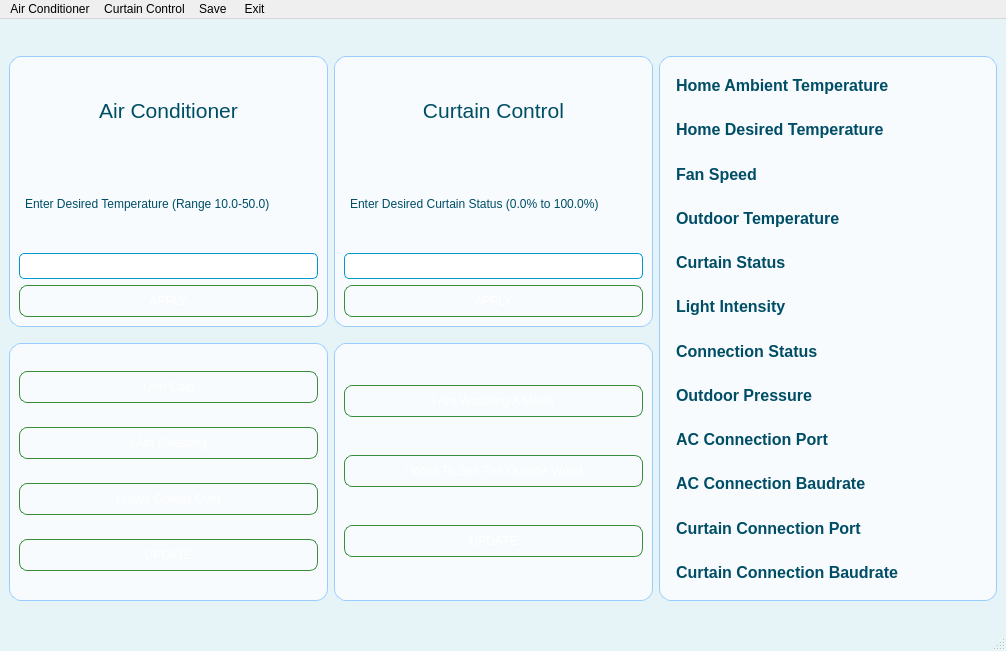
Old version of the form Application/gui.ui in the repository mertiodas/homeautomation_PIC16F877A.
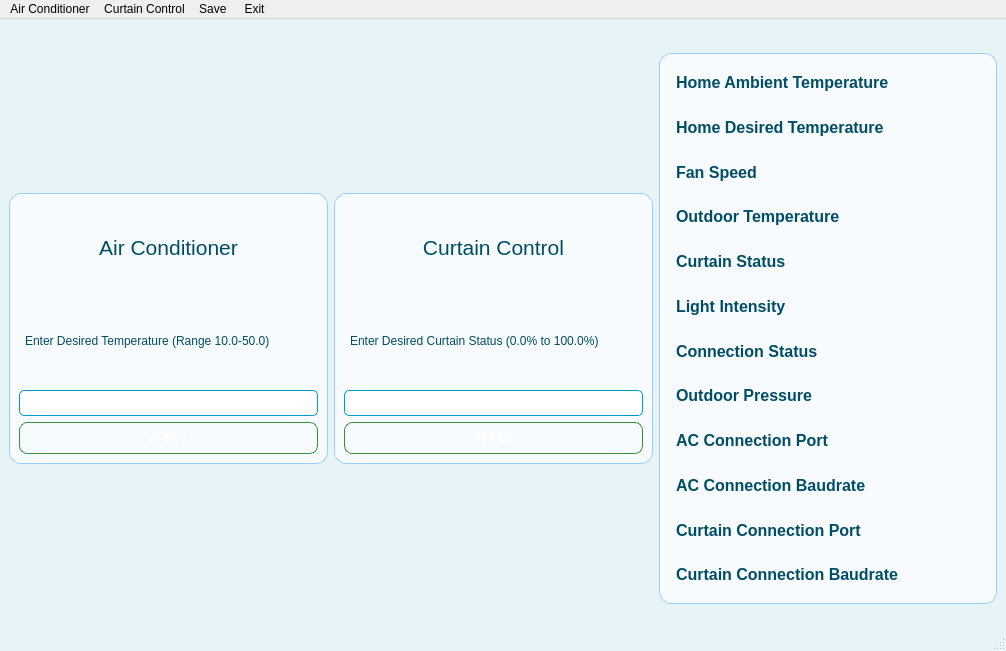
New version of the form.

```diff
--- a/Application/gui.ui
+++ b/Application/gui.ui
@@ -91,10 +91,56 @@
 </string>
   </property>
   <widget class="QWidget" name="centralwidget">
-   <layout class="QGridLayout" name="gridLayout_2">
-    <item row="0" column="0">
+   <layout class="QHBoxLayout" name="horizontalLayout">
+    <item>
+     <widget class="QGroupBox" name="groupBox">
+      <property name="maximumSize">
+       <size>
+        <width>319</width>
+        <height>281</height>
+       </size>
+      </property>
+      <property name="title">
+       <string/>
+      </property>
      <layout class="QGridLayout" name="gridLayout">
-      <item row="0" column="1">
+       <item row="0" column="0">
+        <widget class="QLabel" name="acLabel">
+         <property name="font">
+          <font>
+           <family>Segoe UI</family>
+           <pointsize>16</pointsize>
+          </font>
+         </property>
+         <property name="text">
+          <string>Air Conditioner</string>
+         </property>
+         <property name="alignment">
+          <set>Qt::AlignmentFlag::AlignCenter</set>
+         </property>
+        </widget>
+       </item>
+       <item row="1" column="0">
+        <widget class="QLabel" name="label">
+         <property name="text">
+          <string>Enter Desired Temperature (Range 10.0-50.0)</string>
+         </property>
+        </widget>
+       </item>
+       <item row="2" column="0">
+        <widget class="QLineEdit" name="acInput"/>
+       </item>
+       <item row="3" column="0">
+        <widget class="QPushButton" name="pushButton_2">
+         <property name="text">
+          <string>APPLY</string>
+         </property>
+        </widget>
+       </item>
+      </layout>
+     </widget>
+    </item>
+    <item>
        <widget class="QGroupBox" name="groupBox_2">
         <property name="maximumSize">
          <size>
@@ -105,17 +151,7 @@
         <property name="title">
          <string/>
         </property>
-        <layout class="QGridLayout" name="gridLayout_8">
-         <item row="2" column="0">
-          <widget class="QLineEdit" name="curtainInput"/>
-         </item>
-         <item row="3" column="0">
-          <widget class="QPushButton" name="pushButton">
-           <property name="text">
-            <string>APPLY</string>
-           </property>
-          </widget>
-         </item>
+      <layout class="QGridLayout" name="gridLayout_2">
          <item row="0" column="0">
           <widget class="QLabel" name="label_6">
            <property name="font">
@@ -156,141 +192,20 @@
            </property>
           </widget>
          </item>
-        </layout>
-       </widget>
-      </item>
-      <item row="1" column="1">
-       <widget class="QGroupBox" name="groupBox_4">
-        <property name="maximumSize">
-         <size>
-          <width>319</width>
-          <height>268</height>
-         </size>
-        </property>
-        <property name="title">
-         <string/>
-        </property>
-        <layout class="QGridLayout" name="gridLayout_7">
-         <item row="1" column="0">
-          <widget class="QPushButton" name="outside">
-           <property name="text">
-            <string>I Want To See The Outside World</string>
-           </property>
-          </widget>
-         </item>
-         <item row="0" column="0">
-          <widget class="QPushButton" name="movie">
-           <property name="text">
-            <string>I Am Watching A Movie</string>
-           </property>
-          </widget>
-         </item>
          <item row="2" column="0">
-          <widget class="QPushButton" name="curtainUpdate">
-           <property name="text">
-            <string>UPDATE</string>
-           </property>
-          </widget>
-         </item>
-        </layout>
-       </widget>
-      </item>
-      <item row="1" column="0">
-       <widget class="QGroupBox" name="groupBox_3">
-        <property name="maximumSize">
-         <size>
-          <width>319</width>
-          <height>268</height>
-         </size>
-        </property>
-        <property name="title">
-         <string/>
-        </property>
-        <layout class="QGridLayout" name="gridLayout_3">
-         <item row="2" column="0">
-          <widget class="QPushButton" name="guests">
-           <property name="text">
-            <string>I Have Guests Over</string>
-           </property>
-          </widget>
-         </item>
-         <item row="1" column="0">
-          <widget class="QPushButton" name="sweat">
-           <property name="text">
-            <string>I Am Sweating</string>
-           </property>
-          </widget>
-         </item>
-         <item row="0" column="0">
-          <widget class="QPushButton" name="cold">
-           <property name="text">
-            <string>I Am Cold</string>
-           </property>
-          </widget>
-         </item>
+        <widget class="QLineEdit" name="curtainInput"/>
+       </item>
          <item row="3" column="0">
-          <widget class="QPushButton" name="acUpdate">
-           <property name="text">
-            <string>UPDATE</string>
-           </property>
-          </widget>
-         </item>
-        </layout>
-       </widget>
-      </item>
-      <item row="0" column="0">
-       <widget class="QGroupBox" name="groupBox">
-        <property name="maximumSize">
-         <size>
-          <width>319</width>
-          <height>281</height>
-         </size>
-        </property>
-        <property name="title">
-         <string/>
-        </property>
-        <layout class="QGridLayout" name="gridLayout_5">
-         <item row="0" column="0">
-          <layout class="QGridLayout" name="gridLayout_4">
-           <item row="0" column="0">
-            <widget class="QLabel" name="acLabel">
-             <property name="font">
-              <font>
-               <family>Segoe UI</family>
-               <pointsize>16</pointsize>
-              </font>
-             </property>
-             <property name="text">
-              <string>Air Conditioner</string>
-             </property>
-             <property name="alignment">
-              <set>Qt::AlignmentFlag::AlignCenter</set>
-             </property>
-            </widget>
-           </item>
-           <item row="1" column="0">
-            <widget class="QLabel" name="label">
-             <property name="text">
-              <string>Enter Desired Temperature (Range 10.0-50.0)</string>
-             </property>
-            </widget>
-           </item>
-           <item row="2" column="0">
-            <widget class="QLineEdit" name="acInput"/>
-           </item>
-           <item row="3" column="0">
-            <widget class="QPushButton" name="pushButton_2">
+        <widget class="QPushButton" name="pushButton">
              <property name="text">
               <string>APPLY</string>
              </property>
             </widget>
            </item>
           </layout>
-         </item>
-        </layout>
-       </widget>
-      </item>
-      <item row="0" column="2" rowspan="2">
+     </widget>
+    </item>
+    <item>
        <widget class="QGroupBox" name="groupBox_5">
         <property name="maximumSize">
          <size>
@@ -301,7 +216,7 @@
         <property name="title">
          <string/>
         </property>
-        <layout class="QGridLayout" name="gridLayout_6">
+      <layout class="QGridLayout" name="gridLayout_3">
          <item row="0" column="0">
           <widget class="QLabel" name="label_10">
            <property name="font">
@@ -505,6 +420,13 @@
            </property>
           </widget>
          </item>
+       <item row="9" column="1">
+        <widget class="QLabel" name="acBaudrate">
+         <property name="text">
+          <string/>
+         </property>
+        </widget>
+       </item>
          <item row="10" column="0">
           <widget class="QLabel" name="label_14">
            <property name="font">
@@ -547,17 +469,8 @@
            </property>
           </widget>
          </item>
-         <item row="9" column="1">
-          <widget class="QLabel" name="acBaudrate">
-           <property name="text">
-            <string/>
-           </property>
-          </widget>
-         </item>
-        </layout>
-       </widget>
-      </item>
-     </layout>
+      </layout>
+     </widget>
     </item>
    </layout>
   </widget>
```
Lines whose indentation alone changed are shown as unchanged.
